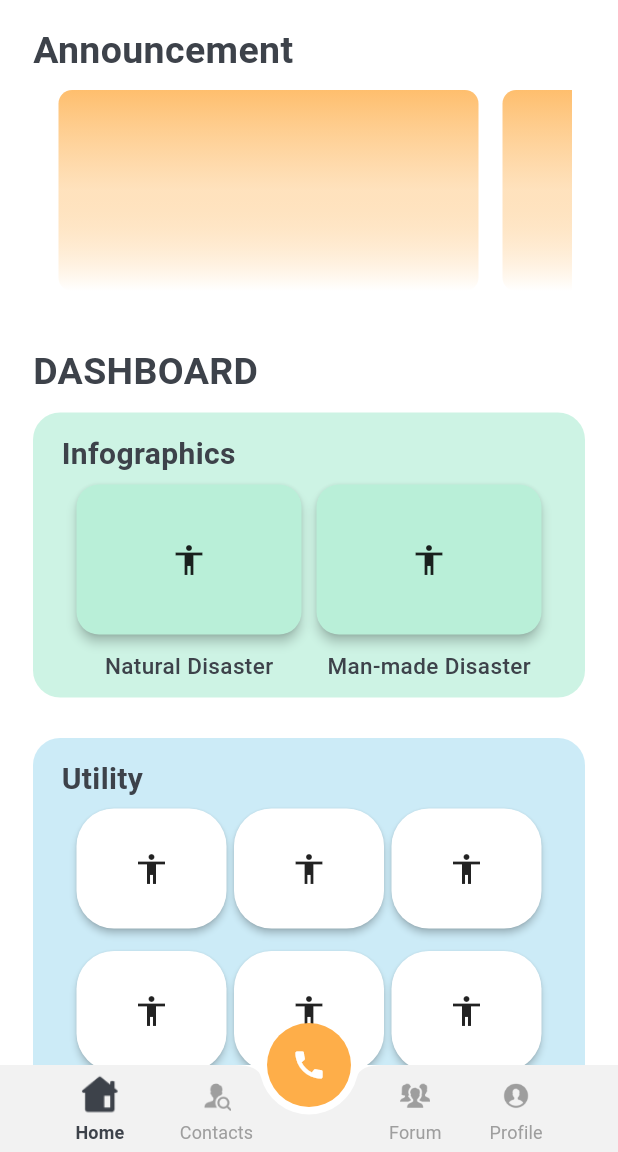
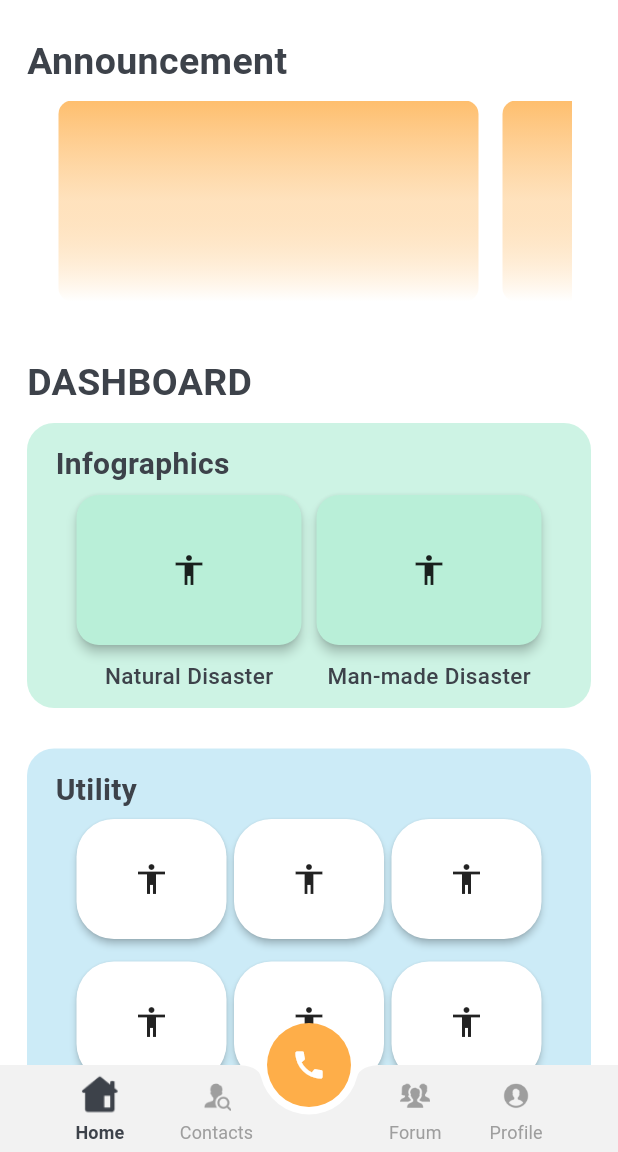
Before and after one commit to cent-ivan/CommuniHelp_App, a Flutter app: the screen it shows after launch, on a phone screen of 412 x 824 dp, the part 84-1236 px from its top. Run offline on Flutter 3.47's test engine with Material 3 defaults, Android fonts, the phone set to English and light mode, and no system bars.

Commit message:
changed lines

```diff
--- a/lib/Views/Pages/Dashboard_Page/dashboard_view.dart
+++ b/lib/Views/Pages/Dashboard_Page/dashboard_view.dart
@@ -15,7 +15,7 @@ class _DashboardViewState extends State<DashboardView> {
       backgroundColor: Theme.of(context).colorScheme.surface,//if dark mode const Color(0xFF3D424A)
       body: SingleChildScrollView(
         child: Container(
-          padding: const EdgeInsets.all(13),
+          padding: const EdgeInsets.fromLTRB(9, 20, 9, 0),
           height: 780,
           child:  Column(
             children: <Widget>[
```
